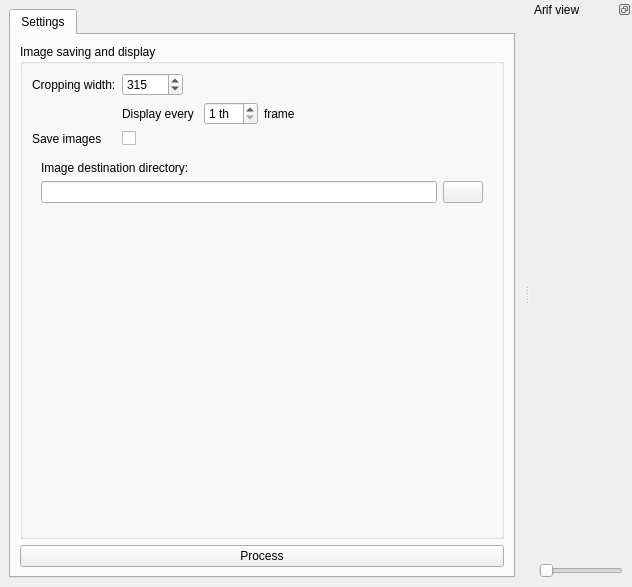
Old version of the form src/arifmainwindow.ui in the repository AD-Vega/arif.
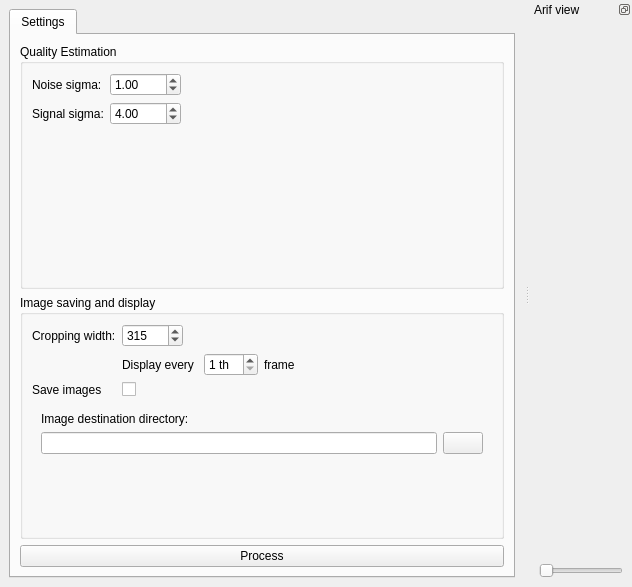
New version of the form. Icons and pictures are not drawn. Custom widgets are drawn as their Qt base class.

Commit message: Add quality estimation and settings updating.

```diff
--- a/src/arifmainwindow.ui
+++ b/src/arifmainwindow.ui
@@ -25,6 +25,64 @@
         <string>Settings</string>
        </attribute>
        <layout class="QVBoxLayout" name="verticalLayout_5">
+        <item>
+         <widget class="QGroupBox" name="estimatorBox">
+          <property name="title">
+           <string>Quality Estimation</string>
+          </property>
+          <layout class="QFormLayout" name="formLayout">
+           <property name="fieldGrowthPolicy">
+            <enum>QFormLayout::ExpandingFieldsGrow</enum>
+           </property>
+           <item row="0" column="0">
+            <widget class="QLabel" name="label_3">
+             <property name="text">
+              <string>Noise sigma:</string>
+             </property>
+            </widget>
+           </item>
+           <item row="0" column="1">
+            <widget class="QDoubleSpinBox" name="noiseSigmaSpinbox">
+             <property name="minimum">
+              <double>0.350000000000000</double>
+             </property>
+             <property name="maximum">
+              <double>1000.000000000000000</double>
+             </property>
+             <property name="singleStep">
+              <double>0.050000000000000</double>
+             </property>
+             <property name="value">
+              <double>1.000000000000000</double>
+             </property>
+            </widget>
+           </item>
+           <item row="1" column="0">
+            <widget class="QLabel" name="label_4">
+             <property name="text">
+              <string>Signal sigma:</string>
+             </property>
+            </widget>
+           </item>
+           <item row="1" column="1">
+            <widget class="QDoubleSpinBox" name="signalSigmaSpinbox">
+             <property name="minimum">
+              <double>0.350000000000000</double>
+             </property>
+             <property name="maximum">
+              <double>1000.000000000000000</double>
+             </property>
+             <property name="singleStep">
+              <double>0.050000000000000</double>
+             </property>
+             <property name="value">
+              <double>4.000000000000000</double>
+             </property>
+            </widget>
+           </item>
+          </layout>
+         </widget>
+        </item>
         <item>
          <widget class="QGroupBox" name="imageSettingsGroup">
           <property name="title">
```
The commit also changes 5 other files.
